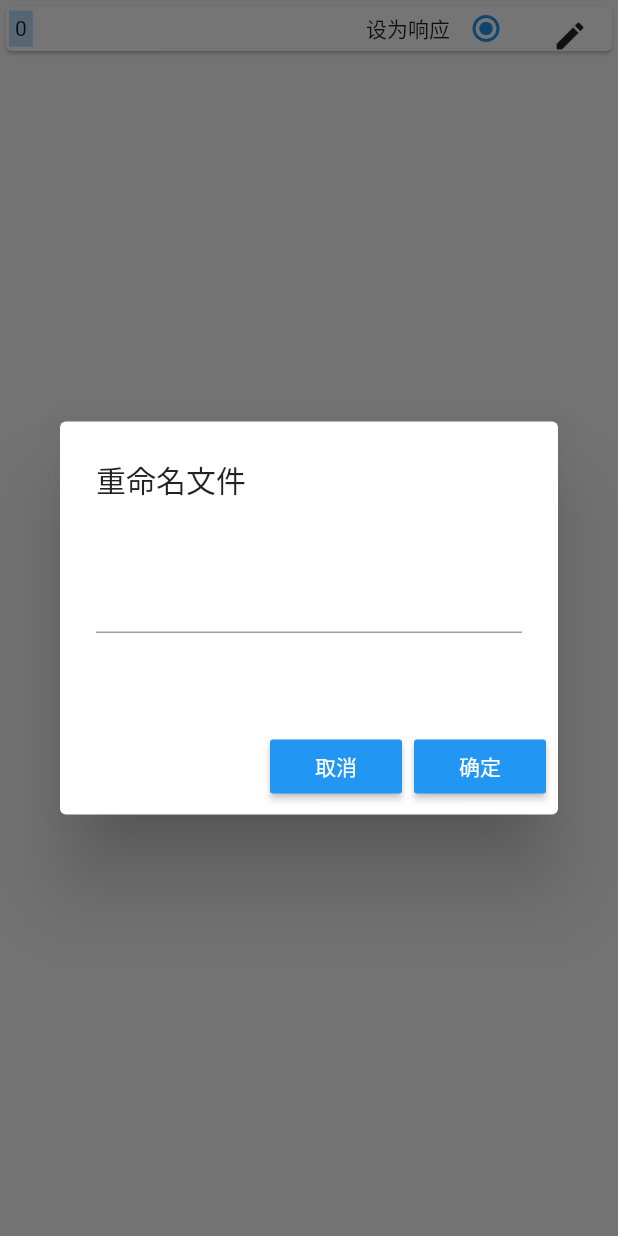
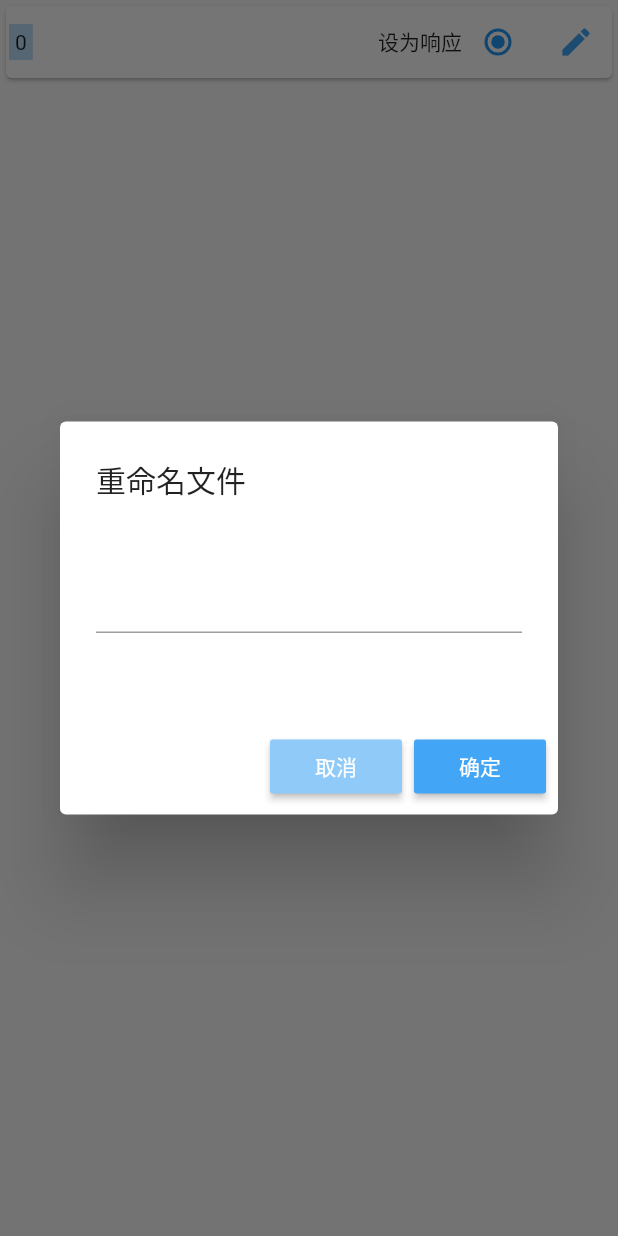
Before and after one commit to bettersun/mockserviceui, a Flutter app: the ResponseCard widget shown alone on an empty page, opened directly with empty values, after a tap on the "edit" icon, on a phone screen of 412 x 824 dp. Run offline on Flutter 3.47's test engine with Material 2 defaults, Android fonts, the phone set to English and light mode, and no system bars; our stand-ins replace bloc, equatable, flutter_bloc, flutter_speed_dial, kiwi; statements that could not run were skipped.

Commit message:
调整画面

```diff
--- a/lib/module/info_detail/widget/middle_pannel.dart
+++ b/lib/module/info_detail/widget/middle_pannel.dart
@@ -17,7 +17,7 @@ class MiddlePanel extends StatelessWidget {
     return Container(
       alignment: Alignment.center,
       color: Colors.blue[50],
-      height: 30,
+      height: 36,
       padding: EdgeInsets.all(ThemeConst.sideWidth),
       child: Row(
         children: [
--- a/lib/module/info_detail/widget/response_card.dart
+++ b/lib/module/info_detail/widget/response_card.dart
@@ -50,7 +50,6 @@ class _ResponseCardState extends State<ResponseCard> {
           borderRadius: BorderRadius.all(Radius.circular(2.0)),
           color: widget.index % 2 == 0 ? Colors.transparent : Colors.blue[50],
         ),
-        height: 30,
         child: Row(
           children: [
             Container(
@@ -77,6 +76,7 @@ class _ResponseCardState extends State<ResponseCard> {
                     groupValue: widget.responseFile,
                     value: widget.responseView.fileName,
                     onChanged: (value) {
+                      // 触发事件
                       BlocProvider.of<InfoDetailBloc>(context)
                           .add(InfoDetailChangeListValueEvent(
                         key: InfoDetailItemKey.responseListIsResponse,
@@ -89,38 +89,13 @@ class _ResponseCardState extends State<ResponseCard> {
               ),
             ),
             Container(
-                margin: EdgeInsets.only(
-                    left: ThemeConst.sideWidth, right: ThemeConst.sideWidth),
               child: IconButton(
-                  icon: Icon(Icons.edit),
-                  onPressed: () {
-                    showRenameDialog();
-
-                    // BlocProvider.of<InfoDetailBloc>(context)
-                    //     .add(InfoDetailChangeListValueEvent(
-                    //   key: InfoDetailItemKey.responseListIsResponse,
-                    //   index: widget.index,
-                    // ));
+                icon: Icon(Icons.edit, color: Colors.blue[400]),
+                onPressed: () async {
+                  // 显示重命名对话框
+                  await showRenameDialog();
                 },
-                )
-
-                // Row(
-                //   children: [
-                //     Text('设为响应'),
-                //     Radio(
-                //       groupValue: responseFile,
-                //       value: responseView.fileName,
-                //       onChanged: (value) {
-                //         BlocProvider.of<InfoDetailBloc>(context)
-                //             .add(InfoDetailChangeListValueEvent(
-                //           key: InfoDetailItemKey.responseListIsResponse,
-                //           widget.index: widget.index,
-                //           newVal: value,
-                //         ));
-                //       },
-                //     ),
-                //   ],
-                // ),
+              ),
             ),
           ],
         ),
@@ -128,7 +103,8 @@ class _ResponseCardState extends State<ResponseCard> {
     );
   }
 
-  void showRenameDialog() async {
+  // 显示重命名对话框
+  Future<void> showRenameDialog() async {
     await showDialog(
       context: context,
       builder: (context) {
@@ -137,9 +113,8 @@ class _ResponseCardState extends State<ResponseCard> {
           content: Container(
             height: 100,
             width: 500,
-              child: Column(
-                  crossAxisAlignment: CrossAxisAlignment.start,
-                  children: [
+            child:
+                Column(crossAxisAlignment: CrossAxisAlignment.start, children: [
               Container(
                 color: Colors.grey[100],
                 child: Text(widget.responseView.fileName),
@@ -152,19 +127,19 @@ class _ResponseCardState extends State<ResponseCard> {
           actions: <Widget>[
             RaisedButton(
               child: Text('取消'),
-                color: Colors.blue,
+              color: Colors.blue[200],
               textColor: Colors.white,
               onPressed: () {
-                  // print('取消');
+                // 触发事件
                 Navigator.pop(context);
               },
             ),
             RaisedButton(
               child: Text('确定'),
-                color: Colors.blue,
+              color: Colors.blue[400],
               textColor: Colors.white,
               onPressed: () {
-                  // print('确定');
+                // 触发事件
                 bloc.add(InfoDetailRenameEvent(
                   responseFile: widget.responseView.responseFile,
                   newFileName: fileNameCtrlr.value.text,
@@ -174,6 +149,7 @@ class _ResponseCardState extends State<ResponseCard> {
             ),
           ],
         );
-        });
+      },
+    );
   }
 }
```
Lines whose indentation alone changed are shown as unchanged.
